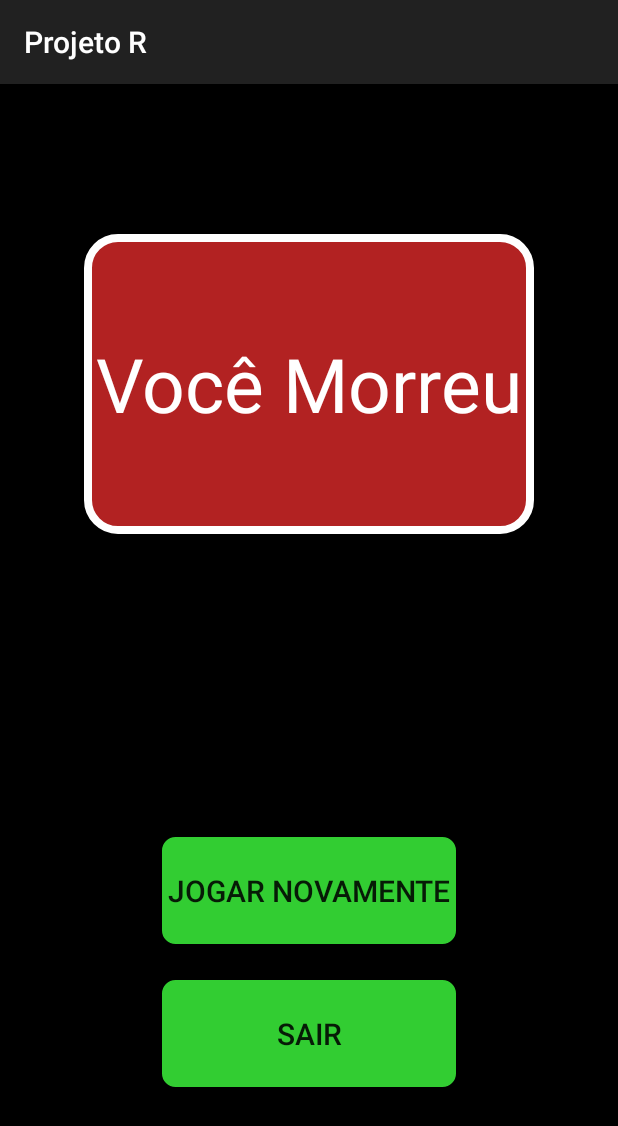
After one commit to RazielZanini/ProjetoR, an Android app built with Jetpack Compose: the GameOverActivity screen opened directly, with no data from a screen before it, on a phone screen of 412 x 824 dp. The commit adds this screen. Shown: the top 1126 px of the screen. Run offline under Robolectric (Android 15) with nearby library versions, the phone set to English and light mode, and no system bars.

Commit message:
Adição de nova activity e inserção de lógica de morte do jogador

```diff
--- a/app/src/main/AndroidManifest.xml
+++ b/app/src/main/AndroidManifest.xml
@@ -13,18 +13,21 @@
         android:theme="@style/Theme.ProjetoR"
         tools:targetApi="31">
         <activity
+            android:name=".GameOverActivity"
+            android:exported="false" />
+        <activity
             android:name=".MenuActivity"
             android:exported="true"
             android:theme="@style/Theme.AppCompat.NoActionBar">
             <intent-filter>
                 <action android:name="android.intent.action.MAIN" />
+
                 <category android:name="android.intent.category.LAUNCHER" />
             </intent-filter>
         </activity>
         <activity
             android:name=".MainActivity"
-            android:theme="@style/Theme.AppCompat.NoActionBar">
-        </activity>
+            android:theme="@style/Theme.AppCompat.NoActionBar"></activity>
     </application>
 
 </manifest>
--- /dev/null
+++ b/app/src/main/java/com/example/projetor/GameOverActivity.kt
@@ -0,0 +1,33 @@
+package com.example.projetor
+
+import android.content.Intent
+import android.os.Bundle
+import android.widget.Button
+import androidx.appcompat.app.AppCompatActivity
+import com.example.projetor.databinding.ActivityGameOverBinding
+
+class GameOverActivity : AppCompatActivity() {
+
+    private lateinit var binding: ActivityGameOverBinding
+
+    override fun onCreate(savedInstanceState: Bundle?) {
+        super.onCreate(savedInstanceState)
+
+        binding = ActivityGameOverBinding.inflate(layoutInflater)
+        setContentView(binding.root)
+
+        val playAgainButton: Button = binding.playAgain
+        val quitButton: Button = binding.quit
+        val playerName = intent.getStringExtra("playerName")
+
+        playAgainButton.setOnClickListener{
+            val intent = Intent(this, MenuActivity::class.java)
+            intent.putExtra("playerName", playerName)
+            startActivity(intent)
+        }
+
+        quitButton.setOnClickListener{
+            finishAffinity()
+        }
+    }
+}
--- a/app/src/main/java/com/example/projetor/MainActivity.kt
+++ b/app/src/main/java/com/example/projetor/MainActivity.kt
@@ -86,6 +86,11 @@ class MainActivity : ComponentActivity() {
                     monster = drawMonster(monsters, player)
                 }
 
+                if(player.hp <= 0){
+                    val intent = Intent(this, GameOverActivity::class.java)
+                    intent.putExtra("playerName", player.name)
+                }
+
                 updatePlayerData(player)
                 updateEnemyData(monster)
 
--- /dev/null
+++ b/app/src/main/res/drawable/death_message.xml
@@ -0,0 +1,8 @@
+<?xml version="1.0" encoding="utf-8"?>
+<shape xmlns:android="http://schemas.android.com/apk/res/android">
+    <solid android:color="@color/hp_red"/>
+    <corners android:radius="20dp"/>
+    <stroke
+        android:width="5dp"
+        android:color="@color/white"/>
+</shape>
--- /dev/null
+++ b/app/src/main/res/layout/activity_game_over.xml
@@ -0,0 +1,60 @@
+<?xml version="1.0" encoding="utf-8"?>
+<androidx.constraintlayout.widget.ConstraintLayout xmlns:android="http://schemas.android.com/apk/res/android"
+    android:layout_width="match_parent"
+    android:layout_height="match_parent"
+    xmlns:app="http://schemas.android.com/apk/res-auto"
+    xmlns:tools="http://schemas.android.com/tools"
+    android:background="@color/black"
+    tools:context=".GameOverActivity">
+
+    <FrameLayout
+        android:layout_width="300dp"
+        android:layout_height="200dp"
+        android:id="@+id/death_screen"
+        android:background="@drawable/death_message"
+        app:layout_constraintEnd_toEndOf="parent"
+        app:layout_constraintStart_toStartOf="parent"
+        app:layout_constraintTop_toTopOf="parent"
+        android:layout_marginTop="100dp"
+        >
+
+        <TextView
+            android:layout_width="wrap_content"
+            android:layout_height="wrap_content"
+            android:text="Você Morreu"
+            android:layout_gravity="center"
+            android:textColor="@color/white"
+            android:textSize="50dp"
+            />
+
+    </FrameLayout>
+
+    <Button
+        android:layout_width="200dp"
+        android:layout_height="75dp"
+        android:id="@+id/play_again"
+        android:background="@drawable/rounded"
+        android:layout_marginTop="200dp"
+        app:layout_constraintTop_toBottomOf="@+id/death_screen"
+        app:layout_constraintEnd_toEndOf="parent"
+        app:layout_constraintStart_toStartOf="parent"
+        android:text="Jogar novamente"
+        android:textSize="20dp"
+        android:padding="5dp"
+        />
+
+    <Button
+        android:layout_width="200dp"
+        android:layout_height="75dp"
+        android:layout_marginTop="20dp"
+        android:id="@+id/quit"
+        android:background="@drawable/rounded"
+        app:layout_constraintTop_toBottomOf="@id/play_again"
+        app:layout_constraintEnd_toEndOf="parent"
+        app:layout_constraintStart_toStartOf="parent"
+        android:text="Sair"
+        android:textSize="20dp"
+        android:padding="5dp"
+        />
+
+</androidx.constraintlayout.widget.ConstraintLayout>
```
